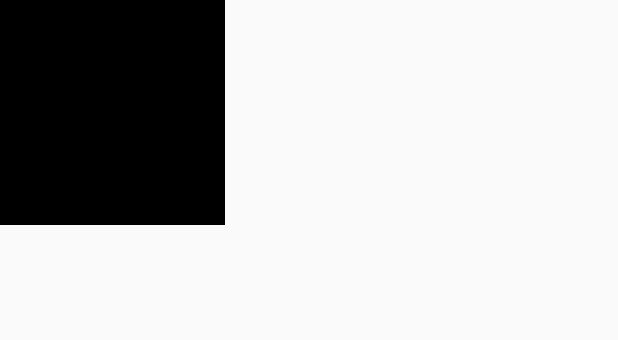
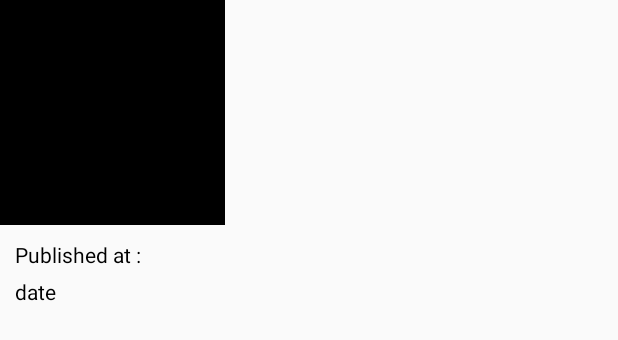
Before and after one commit to AppSecAI-TEST/ThePhotoSchoppe, an Android app: the layout grid_view_cell.xml on its own in the app's theme, with its tools: preview values and no code run, on a phone screen of 412 x 824 dp. Shown: the top 340 px of the screen. Run offline under Robolectric (Android 15) with nearby library versions, the light colour scheme and no system bars.

Commit message:
change ui

```diff
--- a/app/src/main/res/layout/directory_list_item.xml
+++ b/app/src/main/res/layout/directory_list_item.xml
@@ -15,6 +15,7 @@
             android:id="@+id/first_name"
             android:layout_margin="5dp"
             android:textSize="30dp"
+            android:textColor="@color/colorBlack"
             android:text="First Name"/>
 
 
@@ -42,6 +43,7 @@
             android:layout_width="match_parent"
             android:layout_height="wrap_content"
             android:id="@+id/mobile"
+            android:textColor="@color/colorPrimary"
             android:textSize="18dp"
             android:layout_margin="5dp"
             android:text="Mobile Number"/>
@@ -64,6 +66,8 @@
             android:layout_width="match_parent"
             android:layout_height="wrap_content"
             android:id="@+id/email"
+            android:textColor="@color/colorPrimary"
+
             android:textSize="18dp"
             android:layout_margin="5dp"
             android:text="Email Address"/>
--- a/app/src/main/res/layout/grid_view_cell.xml
+++ b/app/src/main/res/layout/grid_view_cell.xml
@@ -9,4 +9,20 @@
         android:layout_height="150dp"
         android:background="@color/colorBlack"
         android:id="@+id/image_view"/>
+    <TextView
+        android:layout_width="wrap_content"
+        android:layout_height="wrap_content"
+        android:layout_marginLeft="10dp"
+        android:layout_marginTop="10dp"
+        android:textColor="@color/colorBlack"
+        android:text="Published at :"/>
+    <TextView
+        android:layout_width="wrap_content"
+        android:layout_height="wrap_content"
+        android:id="@+id/date_tv"
+        android:textColor="@color/colorBlack"
+        android:layout_marginTop="5dp"
+        android:layout_marginLeft="10dp"
+        android:layout_marginBottom="20dp"
+        android:text="date"/>
 </LinearLayout>
--- a/app/src/main/res/values/strings.xml
+++ b/app/src/main/res/values/strings.xml
@@ -29,7 +29,7 @@
 
     <!--company details-->
     <string name="company_email"><b><u>photoschoppe@yahoo.com</u></b></string>
-    <string name="company_contact_no"><b><u>5581233</u></b></string>
+    <string name="company_contact_no"><u>5581233</u></string>
     <string name="company_address_line_1"><b>9600 Great Hills Trl,</b></string>
     <string name="company_address_line_2"><b>Austin,</b></string>
     <string name="company_address_line_3"><b>TX  78759,</b></string>
```
Also changed, not shown: app/src/main/java/com/example/acer/thephotoschoppe/fragment/DirectoryFragment.java (+13 -2 lines), app/src/main/java/com/example/acer/thephotoschoppe/fragment/PortfolioFragment.java (+10 -1 lines), app/src/main/java/com/example/acer/thephotoschoppe/fragment/SingleViewActivity.java (+45 -82 lines).
